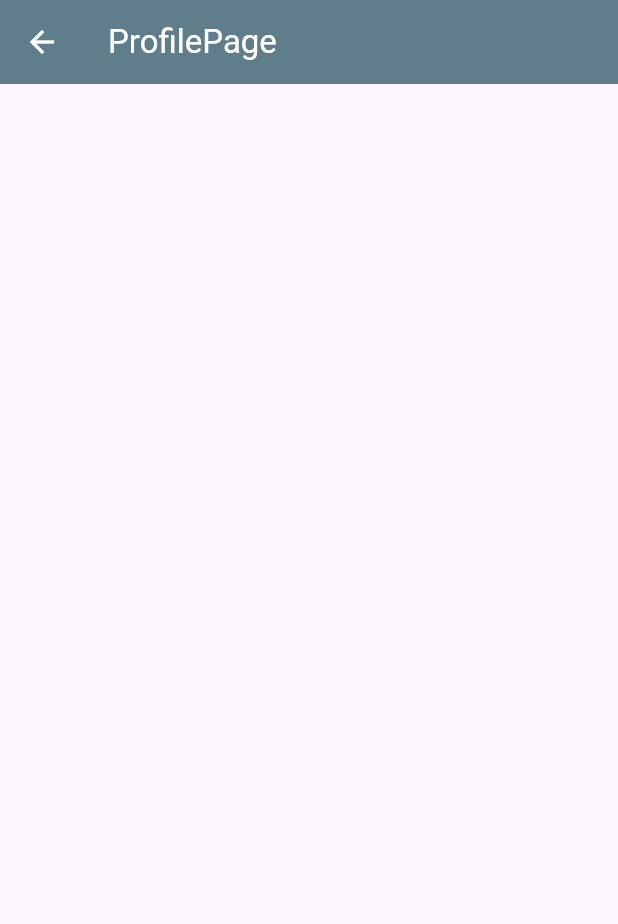
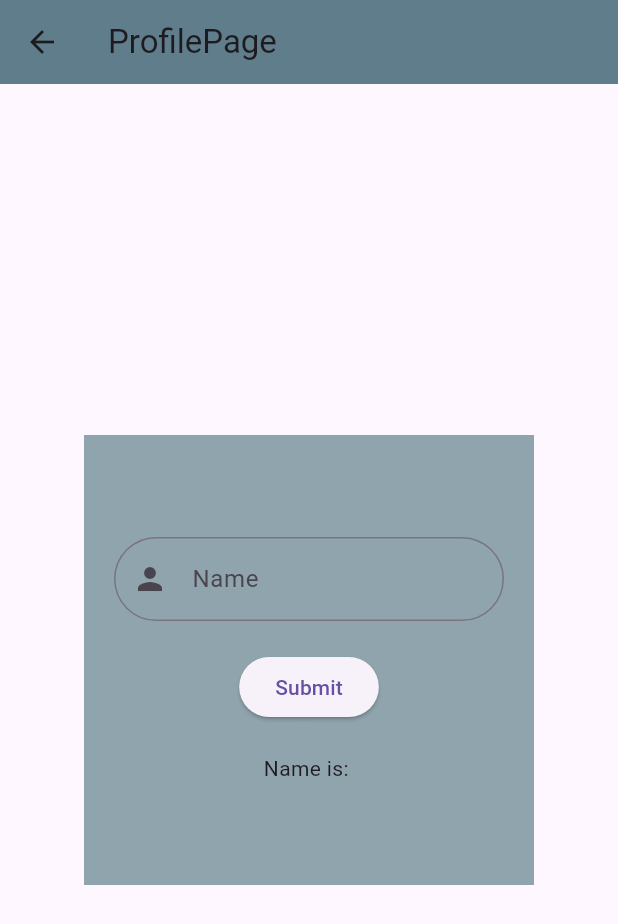
Before and after one commit to jaahaan/CSE-3212_Project_62B, a Flutter app: the ProfilePage screen opened directly, on a phone screen of 412 x 824 dp. Shown: the top 924 px of the screen. Run offline on Flutter 3.47's test engine with Material 3 defaults, Android fonts, the phone set to English and light mode, and no system bars.

Commit message:
StatefulWidget, TextFormField

```diff
--- a/lib/main.dart
+++ b/lib/main.dart
@@ -1,5 +1,5 @@
 import 'package:flutter/material.dart';
-import 'package:project_62b/home_page.dart';
+import 'package:project_62b/profile_page.dart';
 
 void main() {
   runApp(const MyApp());
@@ -13,7 +13,7 @@ class MyApp extends StatelessWidget {
     return MaterialApp(
       theme: ThemeData.light(),
       debugShowCheckedModeBanner: false,
-      home: HomePage(),
+      home: ProfilePage(),
     );
   }
 }
--- a/lib/profile_page.dart
+++ b/lib/profile_page.dart
@@ -1,15 +1,57 @@
 import 'package:flutter/material.dart';
 
-class ProfilePage extends StatelessWidget {
+class ProfilePage extends StatefulWidget {
   const ProfilePage({super.key});
 
+  @override
+  State<ProfilePage> createState() => _ProfilePageState();
+}
+
+class _ProfilePageState extends State<ProfilePage> {
+  TextEditingController nameController = TextEditingController();
+  String name = "";
   @override
   Widget build(BuildContext context) {
     return Scaffold(
       appBar: AppBar(
+        title: Text("ProfilePage"),
         backgroundColor: Colors.blueGrey,
-        foregroundColor: Colors.white,
-        title: Text("ProfilePage"),
+      ),
+      body: Center(
+        child: Container(
+          height: 300,
+          width: 300,
+          padding: EdgeInsets.all(20),
+          decoration: BoxDecoration(color: Colors.blueGrey[300]),
+          child: Column(
+            mainAxisAlignment: MainAxisAlignment.center,
+            children: [
+              TextFormField(
+                controller: nameController,
+                keyboardType: TextInputType.text,
+                // obscureText: true,
+                decoration: InputDecoration(
+                  labelText: "Name",
+                  hintText: "Enter Name",
+                  prefixIcon: Icon(Icons.person),
+                  border: OutlineInputBorder(
+                    borderRadius: BorderRadius.all(Radius.circular(50)),
+                  ),
+                ),
+              ),
+              SizedBox(height: 20),
+              ElevatedButton(
+                onPressed: () {
+                  name = nameController.text;
+                  setState(() {});
+                },
+                child: Text("Submit"),
+              ),
+              SizedBox(height: 20),
+              Text("Name is: $name"),
+            ],
+          ),
+        ),
       ),
     );
   }
```
